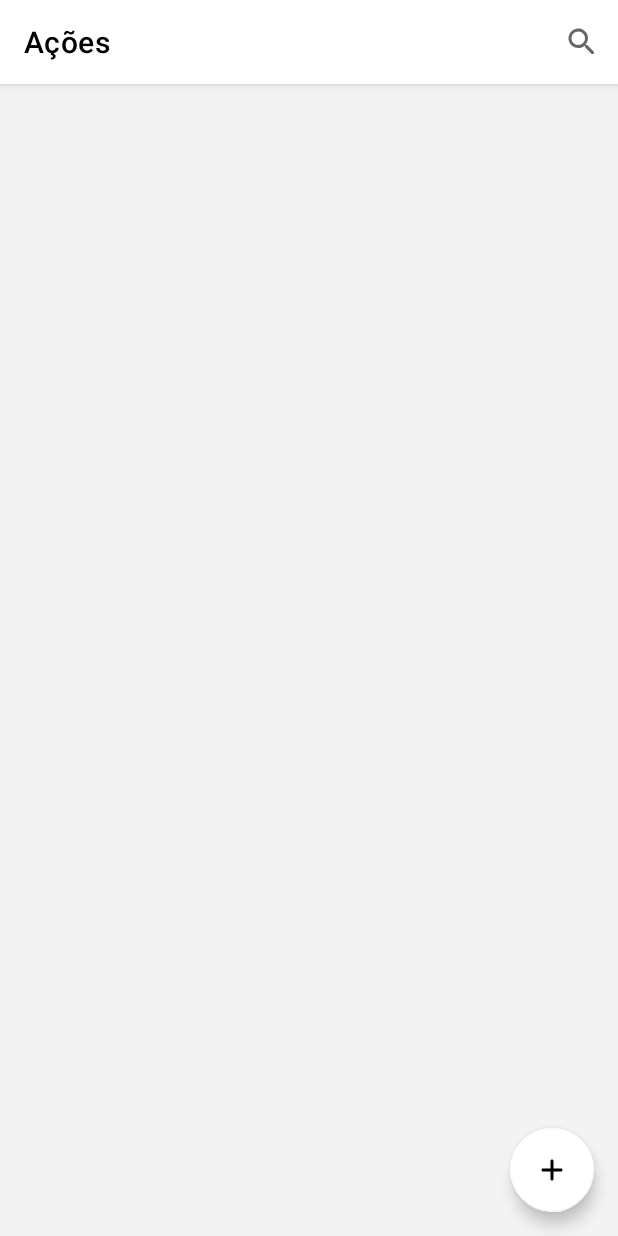
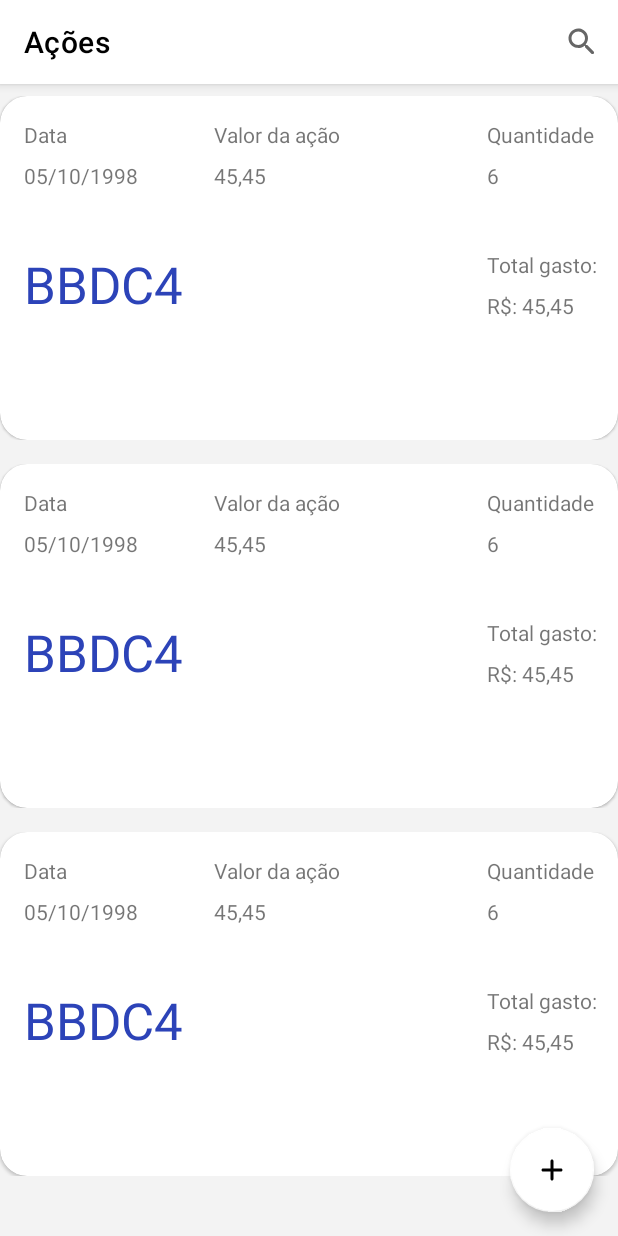
Before and after one commit to BacchoTerra/Finance_tracker, an Android app: the layout activity_stocks.xml on its own in the app's theme, with its tools: preview values and no code run, on a phone screen of 412 x 824 dp. Run offline under Robolectric (Android 15) with nearby library versions, the phone set to English and light mode, and no system bars.

Commit message:
Stock object creation added;

```diff
--- a/app/build.gradle
+++ b/app/build.gradle
@@ -59,4 +59,8 @@ dependencies {
     //https://github.com/santalu/maskara
     implementation 'com.github.santalu:maskara:1.0.0'
 
+    //https://github.com/bumptech/glide
+    implementation 'com.github.bumptech.glide:glide:4.11.0'
+    annotationProcessor 'com.github.bumptech.glide:compiler:4.11.0'
+
 }
--- a/app/src/main/java/com/bacchoterra/financetracker/view/AddStockActivity.java
+++ b/app/src/main/java/com/bacchoterra/financetracker/view/AddStockActivity.java
@@ -2,7 +2,10 @@ package com.bacchoterra.financetracker.view;
 
 import androidx.appcompat.app.AppCompatActivity;
 import androidx.appcompat.widget.Toolbar;
+import androidx.lifecycle.ViewModel;
+import androidx.lifecycle.ViewModelProvider;
 
+import android.content.Intent;
 import android.os.Bundle;
 import android.os.Handler;
 import android.text.Editable;
@@ -14,13 +17,17 @@ import android.widget.TextView;
 import android.widget.Toast;
 
 import com.bacchoterra.financetracker.R;
+import com.bacchoterra.financetracker.model.Stock;
 import com.bacchoterra.financetracker.tools.CalculateTotalSpend;
 import com.bacchoterra.financetracker.bottomsheet.HelpStockBottomSheet;
 import com.bacchoterra.financetracker.tools.CheckStockFields;
+import com.bacchoterra.financetracker.viewmodel.StockViewModel;
 import com.santalu.maskara.widget.MaskEditText;
 
+import java.text.ParseException;
 import java.text.SimpleDateFormat;
 import java.util.Calendar;
+import java.util.Date;
 import java.util.Locale;
 
 public class AddStockActivity extends AppCompatActivity {
@@ -47,7 +54,7 @@ public class AddStockActivity extends AppCompatActivity {
         setEditDateToCurrentDate();
         calculateTotal();
         showHelpBottomSheet();
-        checkAllFields();
+        initViewModel();
     }
 
     private void init() {
@@ -129,20 +136,54 @@ public class AddStockActivity extends AppCompatActivity {
 
     }
 
-    private void checkAllFields() {
+    private void initViewModel() {
 
-        CheckStockFields checkStockFields = new CheckStockFields(editDate, editPrice, editQuantity, editStockName, this);
+        StockViewModel stockViewModel = new ViewModelProvider(this,
+                ViewModelProvider.AndroidViewModelFactory.getInstance(getApplication()))
+                .get(StockViewModel.class);
+
+        CheckStockFields checkStockFields = new CheckStockFields(editDate, editPrice,
+                editQuantity, editStockName, this);
 
         btnAdd.setOnClickListener(new View.OnClickListener() {
             @Override
             public void onClick(View view) {
+
                 if (checkStockFields.isEveryFieldOk()) {
-                    Toast.makeText(AddStockActivity.this, "Sucesso", Toast.LENGTH_SHORT).show();
-                } else {
-                    Toast.makeText(AddStockActivity.this, "Erro", Toast.LENGTH_SHORT).show();
+
+                    stockViewModel.insert(createStock());
+
                 }
+
             }
         });
+
+
+    }
+
+    private Stock createStock() {
+
+        Stock stock = new Stock();
+        stock.setStockName(editStockName.getText().toString());
+        stock.setInitialPrice(Float.parseFloat(editPrice.getText().toString()));
+        stock.setQuantity(Integer.parseInt(editQuantity.getText().toString()));
+        stock.setTotalSpent(Float.parseFloat(txtTotalPrice.getText().toString().replace(',', '.')));
+
+        SimpleDateFormat sdf = new SimpleDateFormat("dd/MM/yyyy", Locale.getDefault());
+
+        try {
+            assert editDate.getText() != null;
+            Date date = sdf.parse(editDate.getText().toString());
+            assert date != null;
+            stock.setInitialTimestamp(date.getTime());
+
+        } catch (ParseException e) {
+
+            e.printStackTrace();
+
+        }
+
+        return stock;
 
 
     }
--- a/app/src/main/res/layout/activity_stocks.xml
+++ b/app/src/main/res/layout/activity_stocks.xml
@@ -34,6 +34,7 @@
         android:layout_marginBottom="8dp"
         app:layout_constraintBottom_toBottomOf="parent"
         app:layout_constraintEnd_toEndOf="parent"
+        tools:listitem="@layout/row_stock"
         app:layout_constraintStart_toStartOf="parent"
         app:layout_constraintTop_toBottomOf="@+id/activity_stock_appBarLayour" />
 
--- /dev/null
+++ b/app/src/main/res/layout/row_stock.xml
@@ -0,0 +1,117 @@
+<?xml version="1.0" encoding="utf-8"?>
+<androidx.constraintlayout.widget.ConstraintLayout xmlns:android="http://schemas.android.com/apk/res/android"
+    xmlns:app="http://schemas.android.com/apk/res-auto"
+    xmlns:tools="http://schemas.android.com/tools"
+    android:layout_width="match_parent"
+    android:layout_height="wrap_content"
+    android:layout_marginBottom="16dp">
+
+    <com.google.android.material.card.MaterialCardView
+        android:id="@+id/activity_add_stock_carView"
+        android:layout_width="0dp"
+        android:layout_height="wrap_content"
+        app:cardCornerRadius="18dp"
+        app:layout_constraintLeft_toLeftOf="parent"
+        app:layout_constraintRight_toRightOf="parent"
+        app:layout_constraintTop_toTopOf="parent">
+
+        <androidx.constraintlayout.widget.ConstraintLayout
+            android:layout_width="match_parent"
+            android:layout_height="wrap_content"
+            android:paddingBottom="80dp">
+
+            <TextView
+                android:id="@+id/activity_add_stock_txt_date"
+                android:layout_width="wrap_content"
+                android:layout_height="wrap_content"
+                android:layout_marginStart="16dp"
+                android:layout_marginTop="16dp"
+                android:text="@string/data"
+                app:layout_constraintStart_toStartOf="parent"
+                app:layout_constraintTop_toTopOf="parent" />
+
+            <TextView
+                android:id="@+id/activity_add_stock_txtInitial_price"
+                android:layout_width="wrap_content"
+                android:layout_height="wrap_content"
+                android:text="@string/valor_da_a_o"
+                app:layout_constraintEnd_toStartOf="@+id/activity_add_stock_txt_quantity"
+                app:layout_constraintStart_toEndOf="@+id/activity_add_stock_txt_date"
+                app:layout_constraintTop_toTopOf="@+id/activity_add_stock_txt_date" />
+
+            <TextView
+                android:id="@+id/activity_add_stock_txt_quantity"
+                android:layout_width="wrap_content"
+                android:layout_height="wrap_content"
+                android:layout_marginEnd="16dp"
+                android:text="@string/quantidade"
+                app:layout_constraintEnd_toEndOf="parent"
+                app:layout_constraintTop_toTopOf="@+id/activity_add_stock_txtInitial_price" />
+
+            <TextView
+                android:id="@+id/row_stock_txt_date"
+                android:layout_width="wrap_content"
+                android:layout_height="wrap_content"
+                android:layout_marginTop="8dp"
+                android:maxLength="10"
+                android:textSize="14sp"
+                app:layout_constraintStart_toStartOf="@+id/activity_add_stock_txt_date"
+                app:layout_constraintTop_toBottomOf="@+id/activity_add_stock_txt_date"
+                tools:text="05/10/1998" />
+
+            <TextView
+                android:id="@+id/row_stock_txt_price"
+                android:layout_width="0dp"
+                android:layout_height="wrap_content"
+                android:layout_marginTop="8dp"
+                android:textSize="14sp"
+                app:layout_constraintEnd_toEndOf="@+id/activity_add_stock_txtInitial_price"
+                app:layout_constraintStart_toStartOf="@+id/activity_add_stock_txtInitial_price"
+                app:layout_constraintTop_toBottomOf="@+id/activity_add_stock_txtInitial_price"
+                tools:text="45,45" />
+
+            <TextView
+                android:id="@+id/row_stock_txt_quantity"
+                android:layout_width="0dp"
+                android:layout_height="wrap_content"
+                android:textSize="14sp"
+                app:layout_constraintEnd_toEndOf="@+id/activity_add_stock_txt_quantity"
+                app:layout_constraintStart_toStartOf="@+id/activity_add_stock_txt_quantity"
+                app:layout_constraintTop_toTopOf="@+id/row_stock_txt_price"
+                tools:text="6" />
+
+            <TextView
+                android:id="@+id/row_stock_txt_sotck_name"
+                android:layout_width="wrap_content"
+                android:layout_height="wrap_content"
+                android:layout_marginTop="40dp"
+                android:textAppearance="@style/TextAppearance.AppCompat.Display1"
+                android:textColor="@color/renda_variavel"
+                app:layout_constraintStart_toStartOf="@+id/row_stock_txt_date"
+                app:layout_constraintTop_toBottomOf="@+id/row_stock_txt_price"
+                tools:text="BBDC4" />
+
+            <TextView
+                android:id="@+id/activity_add_stock_txt_total_price"
+                android:layout_width="wrap_content"
+                android:layout_height="wrap_content"
+                android:text="Total gasto:"
+                app:layout_constraintStart_toStartOf="@+id/activity_add_stock_txt_quantity"
+                app:layout_constraintTop_toTopOf="@+id/row_stock_txt_sotck_name" />
+
+            <TextView
+                android:id="@+id/row_stock_txt_price_result"
+                android:layout_width="0dp"
+                android:layout_height="wrap_content"
+                android:layout_marginTop="8dp"
+                app:layout_constraintEnd_toEndOf="parent"
+                app:layout_constraintHorizontal_bias="0.0"
+                app:layout_constraintStart_toStartOf="@+id/activity_add_stock_txt_total_price"
+                app:layout_constraintTop_toBottomOf="@+id/activity_add_stock_txt_total_price"
+                tools:text="R$: 45,45" />
+
+        </androidx.constraintlayout.widget.ConstraintLayout>
+
+    </com.google.android.material.card.MaterialCardView>
+
+</androidx.constraintlayout.widget.ConstraintLayout>
```
